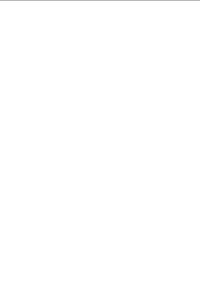
Old version of the form tree_view_widget/tree_view_widget.ui in the repository ladisk/DyS.
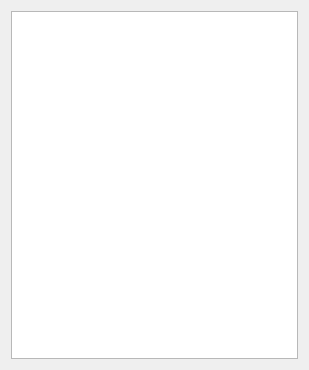
New version of the form.

Patch:
```diff
--- a/tree_view_widget/tree_view_widget.ui
+++ b/tree_view_widget/tree_view_widget.ui
@@ -9,8 +9,8 @@
    <rect>
     <x>0</x>
     <y>0</y>
-    <width>200</width>
-    <height>300</height>
+    <width>309</width>
+    <height>370</height>
    </rect>
   </property>
   <property name="sizePolicy">
@@ -21,31 +21,29 @@
   </property>
   <property name="minimumSize">
    <size>
-    <width>200</width>
-    <height>300</height>
+    <width>309</width>
+    <height>370</height>
    </size>
   </property>
   <property name="windowTitle">
    <string>Tree View</string>
   </property>
-  <widget class="QWidget" name="gridLayoutWidget">
-   <property name="geometry">
-    <rect>
-     <x>-10</x>
-     <y>0</y>
-     <width>211</width>
-     <height>301</height>
-    </rect>
-   </property>
    <layout class="QGridLayout" name="gridLayout">
+   <item row="0" column="0">
+    <layout class="QGridLayout" name="gridLayout_2">
     <property name="spacing">
      <number>0</number>
     </property>
     <item row="0" column="0">
-     <widget class="QTreeView" name="treeView"/>
-    </item>
-   </layout>
-  </widget>
+      <widget class="QTreeView" name="treeView">
+       <property name="alternatingRowColors">
+        <bool>true</bool>
+       </property>
+      </widget>
+     </item>
+    </layout>
+   </item>
+  </layout>
  </widget>
  <resources/>
  <connections/>
```
Lines whose indentation alone changed are shown as unchanged.
